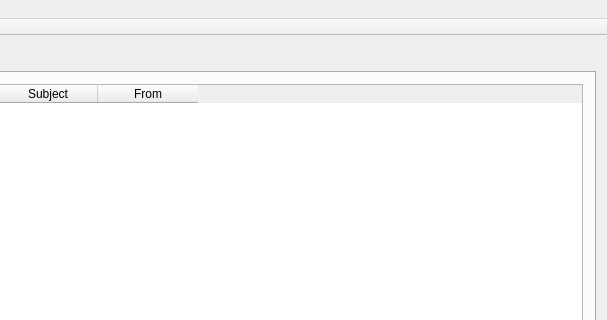
Before: the Qt Designer form korobov/kurs/mainwindow.ui in AntonGulkevich/labs_new, drawn with Qt 5; both pictures show x 227 to 834 and y 0 to 320 of the 834 by 642 pixel window.
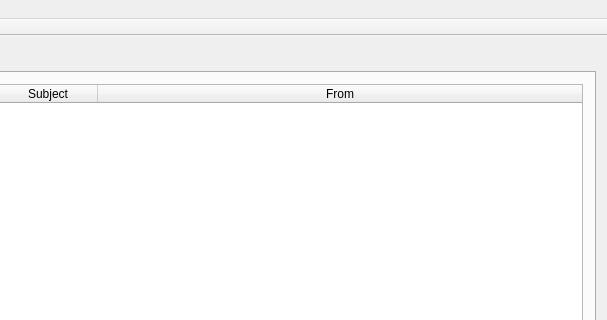
After: the same form once the commit is applied. The open tabs and pages were chosen to show the change.

What changed in the file:
```diff
--- a/korobov/kurs/mainwindow.ui
+++ b/korobov/kurs/mainwindow.ui
@@ -27,6 +27,9 @@
        <layout class="QGridLayout" name="gridLayout_3">
         <item row="0" column="0">
          <widget class="QTableWidget" name="popTW">
+          <attribute name="horizontalHeaderStretchLastSection">
+           <bool>true</bool>
+          </attribute>
           <column>
            <property name="text">
             <string>Attach</string>
```
Left out of the diff: 5 changed lines with no effect on the pictures.
